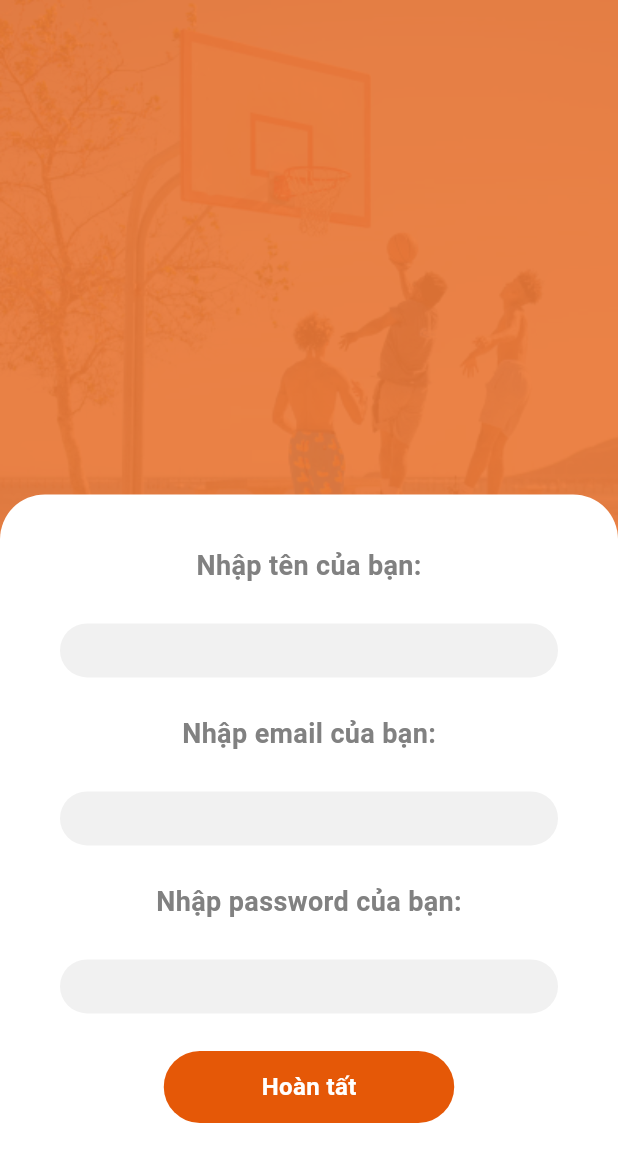
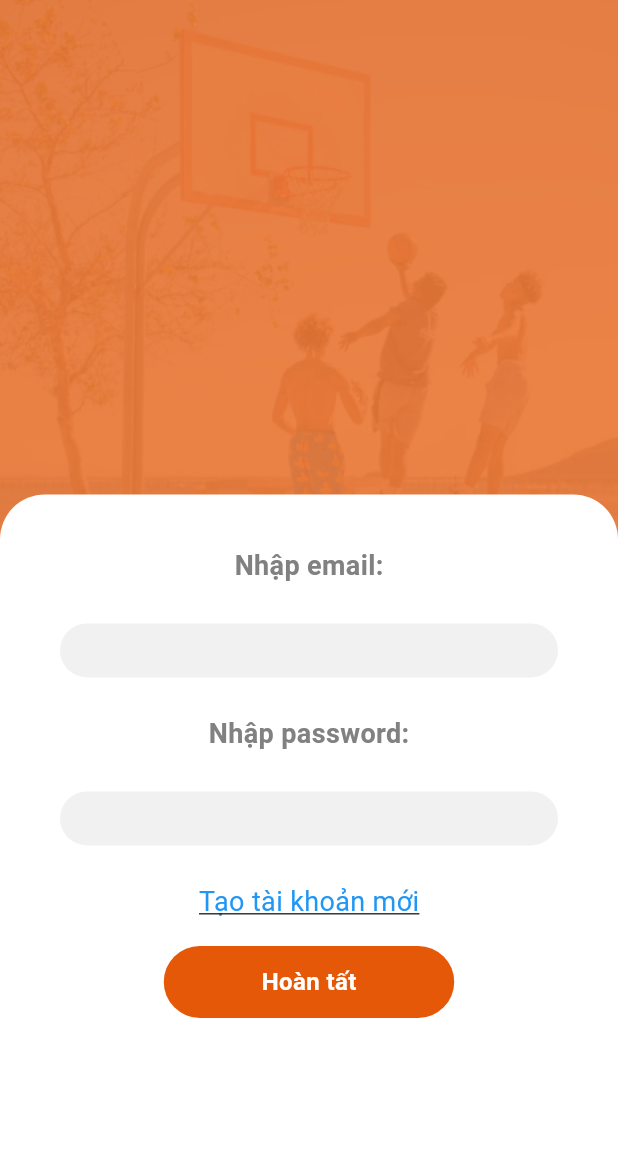
Before and after one commit to hieuruoi7797/lovetheball, a Flutter app: the screen it shows after launch, on a phone screen of 412 x 824 dp. Shown: the top 1162 px of the screen. Run offline on Flutter 3.47's test engine with Material 3 defaults, Android fonts, the phone set to English and light mode, and no system bars; our stand-ins replace flutter_svg, rxdart, socket_io_client; project files that could hold a hidden picture were left out.

Commit message:
adding authorization feature

```diff
--- a/lib/constants/public_values.dart
+++ b/lib/constants/public_values.dart
@@ -1,3 +1,6 @@
+import 'package:splat_record/src/models/player_model.dart';
+
 class PublicValues {
-  String? accessToken = '';
+  PlayerModel userNow = PlayerModel(id: '', name: '');
 }
+PublicValues publicValues = PublicValues();
--- a/lib/src/app.dart
+++ b/lib/src/app.dart
@@ -1,6 +1,7 @@
 import 'package:flutter/material.dart';
+import 'package:splat_record/src/ui/authorization/login.dart';
 import 'package:splat_record/src/ui/game_on.dart';
-import 'package:splat_record/src/ui/player_creating.dart';
+import 'package:splat_record/src/ui/authorization/player_creating.dart';
 import 'ui/home/home_screen.dart';
 
 final navigatorKey = GlobalKey<NavigatorState>();
@@ -24,7 +25,8 @@ class MyApp extends StatelessWidget {
         ),
       ),
       routes: {
-        '/': (context) => const PlayerCreatingScreen(),
+        '/': (context) => LoginScreen(),
+        '/sign_up': (context) => const PlayerCreatingScreen(),
         '/home': (context) => const HomeScreen(),
         '/game_on': (context) => const GameOnScreen()
       },
--- a/lib/src/blocs/game_on/game_on_bloc.dart
+++ b/lib/src/blocs/game_on/game_on_bloc.dart
@@ -159,7 +159,7 @@ class GameOnBloc {
             "has_change": false,
             "stats": {
               "match_id": matchId,
-              "player_id": homeBloc.playerInfo!.id,
+              "player_id": homeBloc.nowUserInfo!.id,
               "lay_up": 0,
               "assit": 0,
               "two_points_shoot": 0,
--- a/lib/src/resources/gameon_api_provider.dart
+++ b/lib/src/resources/gameon_api_provider.dart
@@ -5,6 +5,7 @@ import 'package:flutter/material.dart';
 import 'package:http/http.dart';
 import 'package:socket_io_client/socket_io_client.dart' as IO;
 import 'package:splat_record/src/blocs/game_on/game_on_bloc.dart';
+import 'package:splat_record/src/blocs/player/user_bloc.dart';
 
 import '../../constants/api_paths.dart';
 import '../../constants/constant_values.dart';
@@ -22,20 +23,21 @@ class GameOnApiProvider {
     required String matchId,
   }) async {
     Response response;
+    String token = userBloc.accessTokenBehavior.stream.value;
     DialogWidget().showLoaderDialog();
     response = await httpClient.post(
       Uri.parse(_baseUrl + FINISH_MATCH),
       body: jsonEncode(<String, dynamic>{
         "match_id": matchId,
       }),
-      headers: headerWithToken,
+      headers: headerWithToken(token),
     );
     Navigator.pop(navigatorKey.currentContext!);
     if (response.statusCode == 200) {
       return response;
     } else {
       await Future.delayed(
-          Duration.zero, () => DialogWidget().showFailDialog(navigatorKey.currentContext!, ERROR_FAIL));
+          Duration.zero, () => DialogWidget().showFailDialog(ERROR_FAIL));
       return response;
     }
   }
--- a/lib/src/resources/match_api_provider.dart
+++ b/lib/src/resources/match_api_provider.dart
@@ -3,6 +3,7 @@ import 'dart:convert';
 import 'package:flutter/cupertino.dart';
 import 'package:http/http.dart' show Client, Response;
 import 'package:splat_record/constants/constant_values.dart';
+import 'package:splat_record/src/blocs/player/user_bloc.dart';
 import 'package:splat_record/widgets_common/dialogs.dart';
 
 import '../../constants/api_paths.dart';
@@ -40,12 +41,13 @@ class MatchApiProvider {
     required BuildContext context,
   }) async {
     Response response;
+    String token = userBloc.accessTokenBehavior.stream.value;
     // DialogWidget().showLoaderDialog();
     response = await client.get(Uri.parse('$_baseUrl$MATCHES').replace(queryParameters: {
       'limit':'500',
       'offset':'0'
     }),
-      headers: headerWithToken,);
+      headers: headerWithToken(token),);
     // Navigator.pop(context);
     return response;
   }
--- /dev/null
+++ b/lib/src/ui/authorization/login.dart
@@ -0,0 +1,157 @@
+import 'package:flutter/cupertino.dart';
+import 'package:flutter/material.dart';
+import 'package:splat_record/src/blocs/player/user_bloc.dart';
+
+import '../../../constants/ui_styles.dart';
+
+class LoginScreen extends StatelessWidget {
+  final TextEditingController userEmailController = TextEditingController();
+  final TextEditingController passwordController = TextEditingController();
+
+  LoginScreen({super.key});
+  @override
+  Widget build(BuildContext context) {
+    return Scaffold(
+        bottomSheet: BottomSheet(
+            onClosing: () => {},
+            enableDrag: false,
+            backgroundColor: Colors.transparent,
+            builder: (BuildContext context) {
+              return Container(
+                height:MediaQuery.viewInsetsOf(context).bottom == 0 ?
+                MediaQuery.of(context).size.height * 0.6 :
+                MediaQuery.of(context).size.height * 0.3,
+                width: MediaQuery.of(context).size.width,
+                padding: const EdgeInsets.only(
+                  top: 35,
+                  left: 40,
+                  right: 40,
+                ),
+                decoration: const BoxDecoration(
+                  color: Colors.white,
+                  borderRadius: BorderRadius.only(
+                      topRight: Radius.circular(30),
+                      topLeft: Radius.circular(30)),
+                ),
+                child: Column(
+                  children: [
+                    const Text(
+                      "Nhập email:",
+                      style: TextStyle(
+                          fontSize: 18,
+                          color: Color(0xFF818181),
+                          fontWeight: FontWeight.w600),
+                    ),
+                    Container(
+                      margin: const EdgeInsets.only(top: 25, bottom: 25),
+                      height: 36,
+                      child: TextField(
+                        controller: userEmailController,
+                        style: const TextStyle(fontSize: 14),
+                        decoration: InputDecoration(
+                          contentPadding: const EdgeInsets.symmetric(
+                              vertical: 10, horizontal: 16),
+                          border: OutlineInputBorder(
+                            borderRadius: BorderRadius.circular(50.0),
+                            borderSide: const BorderSide(
+                              width: 0,
+                              style: BorderStyle.none,
+                            ),
+                          ),
+                          suffixIconConstraints: const BoxConstraints(
+                            maxWidth: 50,
+                            maxHeight: 50,
+                          ),
+                          filled: true,
+                          fillColor: const Color(0xFFF1F1F1),
+                        ),
+                      ),
+                    ),
+                    const Text(
+                      "Nhập password:",
+                      style: TextStyle(
+                          fontSize: 18,
+                          color: Color(0xFF818181),
+                          fontWeight: FontWeight.w600),
+                    ),
+                    Container(
+                      margin: const EdgeInsets.only(top: 25, bottom: 25),
+                      height: 36,
+                      child: TextField(
+                        controller: passwordController,
+                        style: const TextStyle(fontSize: 14),
+                        decoration: InputDecoration(
+                          contentPadding: const EdgeInsets.symmetric(
+                              vertical: 10, horizontal: 16),
+                          border: OutlineInputBorder(
+                            borderRadius: BorderRadius.circular(50.0),
+                            borderSide: const BorderSide(
+                              width: 0,
+                              style: BorderStyle.none,
+                            ),
+                          ),
+                          suffixIconConstraints: const BoxConstraints(
+                            maxWidth: 50,
+                            maxHeight: 50,
+                          ),
+                          filled: true,
+                          fillColor: const Color(0xFFF1F1F1),
+                        ),
+                      ),
+                    ),
+                    GestureDetector(
+                        onTap: () => Navigator.of(context).pushNamed('/sign_up'),
+                        child: const Text("Tạo tài khoản mới",style: TextStyle(fontSize: 18, color: Colors.blue,decoration: TextDecoration.underline),)),
+                    const SizedBox(height: 16,),
+                    Center(
+                      child: GestureDetector(
+                        onTap: () {
+                          userBloc.login(email: userEmailController.text,pw: passwordController.text);
+                        },
+                        child: Container(
+                          width: MediaQuery.of(context).size.width * 0.47,
+                          height: 48,
+                          decoration: BoxDecoration(
+                              color: color_main,
+                              borderRadius: BorderRadius.circular(50)),
+                          child: const Center(
+                            child: Text(
+                              "Hoàn tất",
+                              style: TextStyle(
+                                  color: Colors.white,
+                                  fontSize: 16,
+                                  fontWeight: FontWeight.w600),
+                            ),
+                          ),
+                        ),
+                      ),
+                    ),
+                  ],
+                ),
+              );
+            }),
+        body: Container(
+          width: MediaQuery.of(context).size.width,
+          height: MediaQuery.of(context).size.height,
+          decoration: const BoxDecoration(
+              image: DecorationImage(
+                  fit: BoxFit.fitWidth,
+                  image: AssetImage(
+                      'assets/png_images/background_player_creator.png'),
+                  alignment: Alignment.topCenter)),
+          // child: Align(
+          //   alignment: Alignment.topCenter,
+          //   child: SizedBox(
+          //     width: 200,
+          //     height: 200,
+          //       child: Container(
+          //         color: Colors.blue,
+          //           child: SvgPicture.asset(
+          //               "assets/svg_pictures/SPLAT.svg",
+          //           ))),
+          // ),
+        ));
+
+  }
+
+}
--- a/lib/src/ui/player_creating.dart
+++ b/lib/src/ui/authorization/player_creating.dart
@@ -1,7 +1,7 @@
 import 'package:flutter/material.dart';
-import 'package:splat_record/src/blocs/player/creating_user_bloc.dart';
+import 'package:splat_record/src/blocs/player/user_bloc.dart';
 
-import '../../constants/ui_styles.dart';
+import '../../../constants/ui_styles.dart';
 
 class PlayerCreatingScreen extends StatefulWidget {
   const PlayerCreatingScreen({super.key});
@@ -19,27 +19,22 @@ class _PlayerCreatorState extends State<PlayerCreatingScreen> {
   void initState() {
     // TODO: implement initState
     super.initState();
-    playerBloc.changeStatus("landed");
   }
 
   @override
   void didChangeDependencies() {
     // TODO: implement didChangeDependencies
     super.didChangeDependencies();
-    playerBloc.getPlayerSaved(context);
   }
 
   @override
   void dispose() {
-    playerBloc.dispose();
+    userBloc.dispose();
     super.dispose();
   }
 
   @override
   Widget build(BuildContext context) {
-    return StreamBuilder(
-        stream: playerBloc.status,
-        builder: (context, AsyncSnapshot<String> snapshot) {
           return Scaffold(
               bottomSheet: BottomSheet(
                   onClosing: () => {},
@@ -65,7 +60,7 @@ class _PlayerCreatorState extends State<PlayerCreatingScreen> {
                       child: Column(
                         children: [
                           const Text(
-                            "Nhập tên của bạn:",
+                            "Nhập tên:",
                             style: TextStyle(
                                 fontSize: 18,
                                 color: Color(0xFF818181),
@@ -97,7 +92,7 @@ class _PlayerCreatorState extends State<PlayerCreatingScreen> {
                             ),
                           ),
                           const Text(
-                            "Nhập email của bạn:",
+                            "Nhập email:",
                             style: TextStyle(
                                 fontSize: 18,
                                 color: Color(0xFF818181),
@@ -129,7 +124,7 @@ class _PlayerCreatorState extends State<PlayerCreatingScreen> {
                             ),
                           ),
                           const Text(
-                            "Nhập password của bạn:",
+                            "Nhập password:",
                             style: TextStyle(
                                 fontSize: 18,
                                 color: Color(0xFF818181),
@@ -163,8 +158,7 @@ class _PlayerCreatorState extends State<PlayerCreatingScreen> {
                           Center(
                             child: GestureDetector(
                               onTap: () {
-                                playerBloc.createPlayer(
-                                    context: context,
+                                userBloc.createPlayer(
                                     name: playerNameController.text,
                                     email: playerEmailController.text,
                                     password: passwordController.text,
@@ -213,6 +207,5 @@ class _PlayerCreatorState extends State<PlayerCreatingScreen> {
               //           ))),
               // ),
               ));
-        });
   }
 }
```
Also changed, not shown: lib/constants/constant_values.dart (+6 -4 lines), lib/src/blocs/home_bloc/home_bloc.dart (+6 -13 lines), lib/src/blocs/match/match_bloc.dart (+12 -4 lines), lib/src/blocs/player/creating_user_bloc.dart (deleted, +0 -75 lines), lib/src/blocs/player/user_bloc.dart (added, +60 -0 lines), lib/src/resources/authorization_api_provider.dart (+56 -6 lines), lib/src/resources/player_api_provider.dart (+5 -32 lines), lib/src/resources/repository.dart (+10 -4 lines), lib/src/ui/home/creating_match.dart (+3 -4 lines), lib/widgets_common/dialogs.dart (+7 -4 lines).
